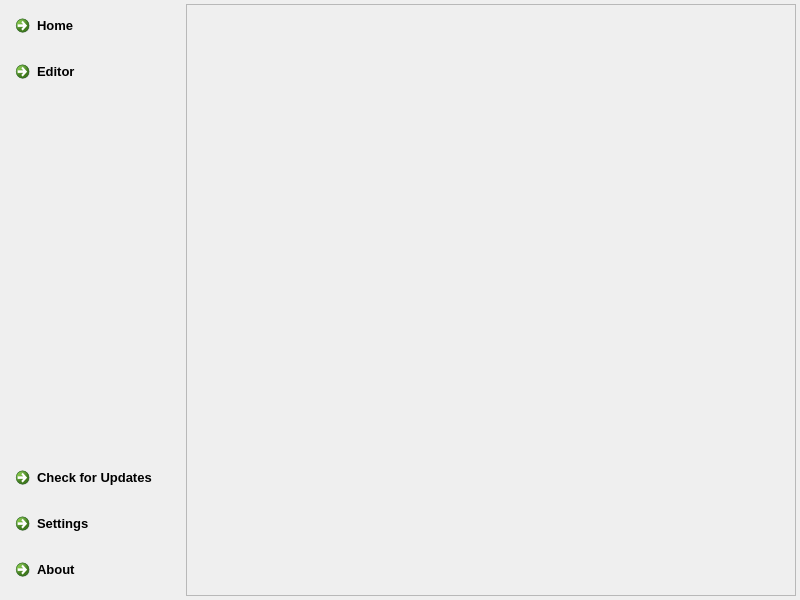
Before: the Qt Designer form NickvisionApplication/UI/Views/MainWindow.ui in NickvisionApps/Application, drawn with Qt 5.
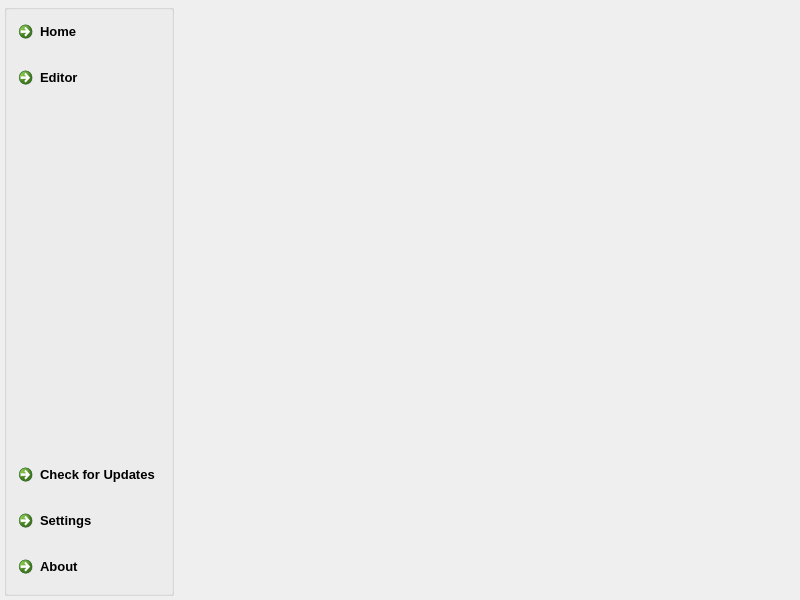
After: the same form once the commit is applied. Icons and pictures are not drawn.

Diff of the .ui file:
```diff
--- a/NickvisionApplication/UI/Views/MainWindow.ui
+++ b/NickvisionApplication/UI/Views/MainWindow.ui
@@ -38,8 +38,17 @@
      <number>4</number>
     </property>
     <item>
-     <widget class="QFrame" name="navBar">
-      <layout class="QVBoxLayout" name="verticalLayout_2">
+     <widget class="QGroupBox" name="navBar">
+      <property name="maximumSize">
+       <size>
+        <width>170</width>
+        <height>16777215</height>
+       </size>
+      </property>
+      <property name="title">
+       <string/>
+      </property>
+      <layout class="QVBoxLayout" name="verticalLayout">
        <property name="leftMargin">
         <number>4</number>
        </property>
@@ -259,11 +268,7 @@
      </widget>
     </item>
     <item>
-     <widget class="QStackedWidget" name="viewStack">
-      <property name="frameShape">
-       <enum>QFrame::StyledPanel</enum>
-      </property>
-     </widget>
+     <widget class="QStackedWidget" name="viewStack"/>
     </item>
    </layout>
   </widget>
```
